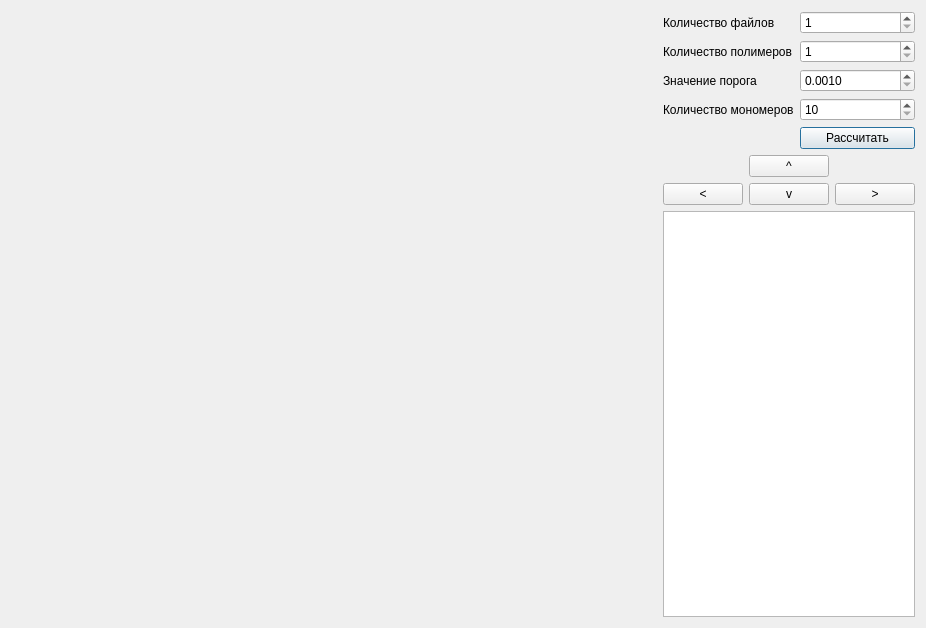
Old version of the form uis/main_window.ui in the repository Ivanestver/Polymers_Gui.
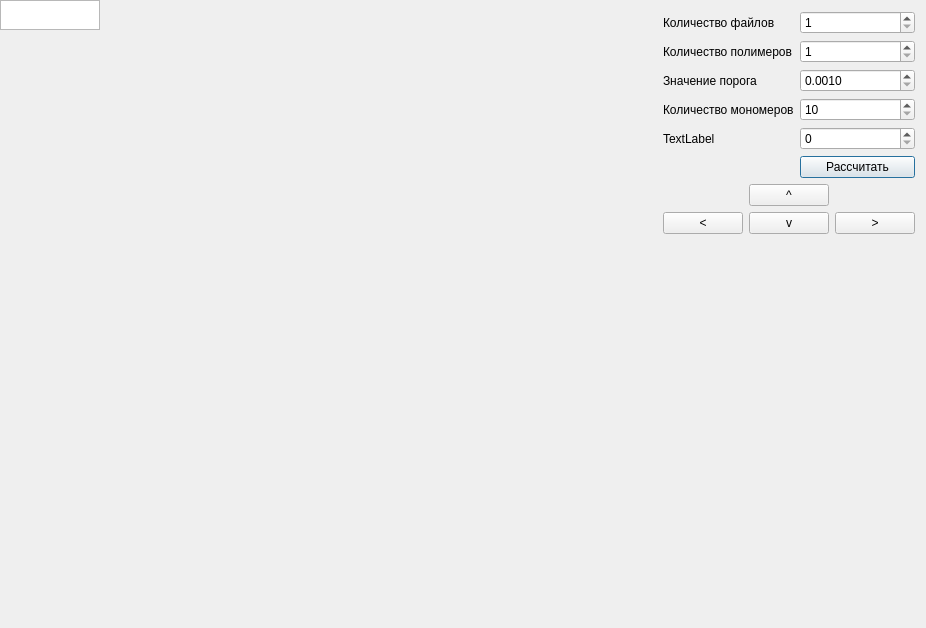
New version of the form.

```diff
--- a/uis/main_window.ui
+++ b/uis/main_window.ui
@@ -84,14 +84,14 @@
        </property>
       </widget>
      </item>
-     <item row="4" column="1">
+     <item row="5" column="1">
       <widget class="QPushButton" name="calculateBtn">
        <property name="text">
         <string>Рассчитать</string>
        </property>
       </widget>
      </item>
-     <item row="5" column="0" colspan="2">
+     <item row="6" column="0" colspan="2">
       <layout class="QGridLayout" name="gridLayout">
        <item row="0" column="1">
         <widget class="QPushButton" name="btnUp">
@@ -130,6 +130,16 @@
        </property>
       </widget>
      </item>
+     <item row="4" column="0">
+      <widget class="QLabel" name="sphereRadiusText">
+       <property name="text">
+        <string>TextLabel</string>
+       </property>
+      </widget>
+     </item>
+     <item row="4" column="1">
+      <widget class="QSpinBox" name="radiusSphereSpinBox"/>
+     </item>
     </layout>
    </item>
   </layout>
```
